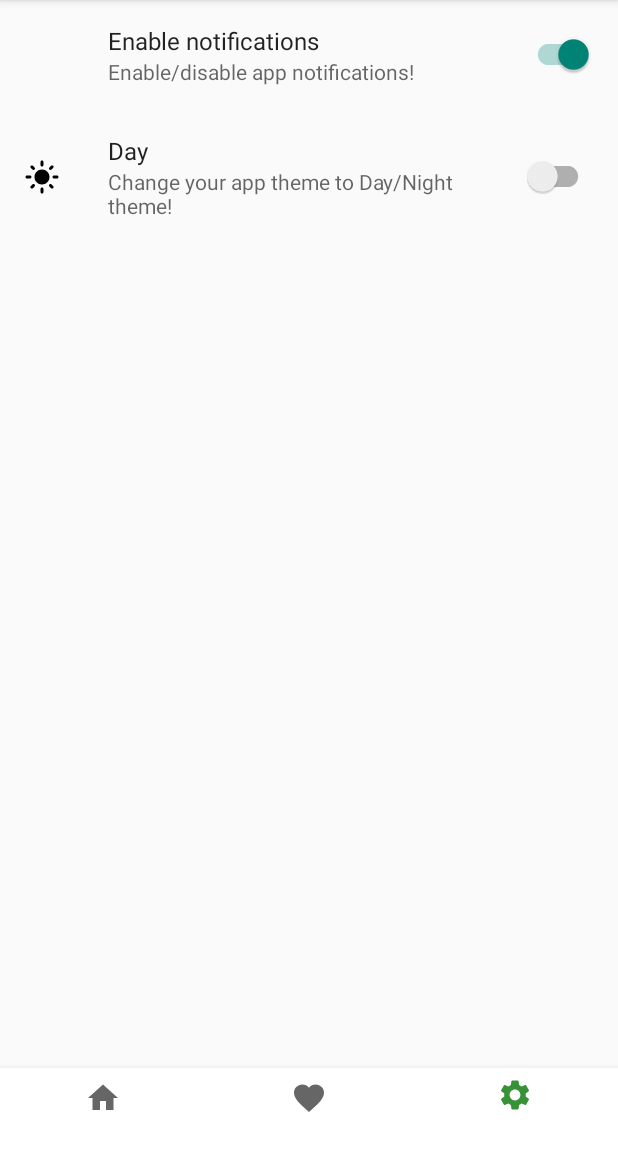
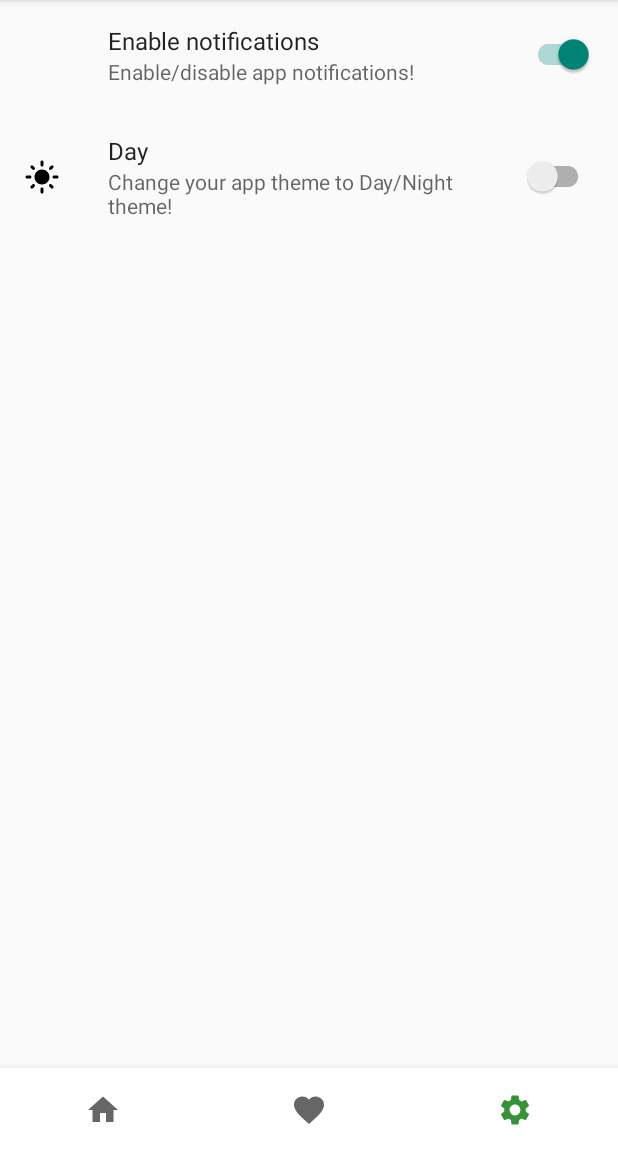
Before and after one commit to winstonkhoe/plantin, an Android app: the MainActivity screen opened directly, with no data from a screen before it, item 3 of the bottom bar chosen, on a phone screen of 412 x 824 dp, the part 84-1236 px from its top. Run offline under Robolectric (Android 15) with nearby library versions, the phone set to English and light mode, and no system bars; our stand-ins replace Picasso, Volley, androidx.preference; network calls fail; pictures from the network do not load; 1 statement that could not run was skipped.

Commit message:
centering nav bar icon

```diff
--- a/app/src/main/res/layout/activity_main.xml
+++ b/app/src/main/res/layout/activity_main.xml
@@ -24,6 +24,7 @@
         app:layout_constraintEnd_toEndOf="parent"
         app:layout_constraintStart_toStartOf="parent"
         app:menu="@menu/bottom_nav_menu"
+        app:labelVisibilityMode="unlabeled"
         android:background="@color/white">
 
     </com.google.android.material.bottomnavigation.BottomNavigationView>
--- a/app/src/main/res/menu/bottom_nav_menu.xml
+++ b/app/src/main/res/menu/bottom_nav_menu.xml
@@ -3,7 +3,8 @@
 
     <item android:title=""
         android:icon="@drawable/ic_baseline_home_24"
-        android:id="@+id/home" />
+        android:id="@+id/home"
+        />
     <item android:title=""
         android:icon="@drawable/ic_baseline_favorite_24"
         android:id="@+id/favorite" />
```
